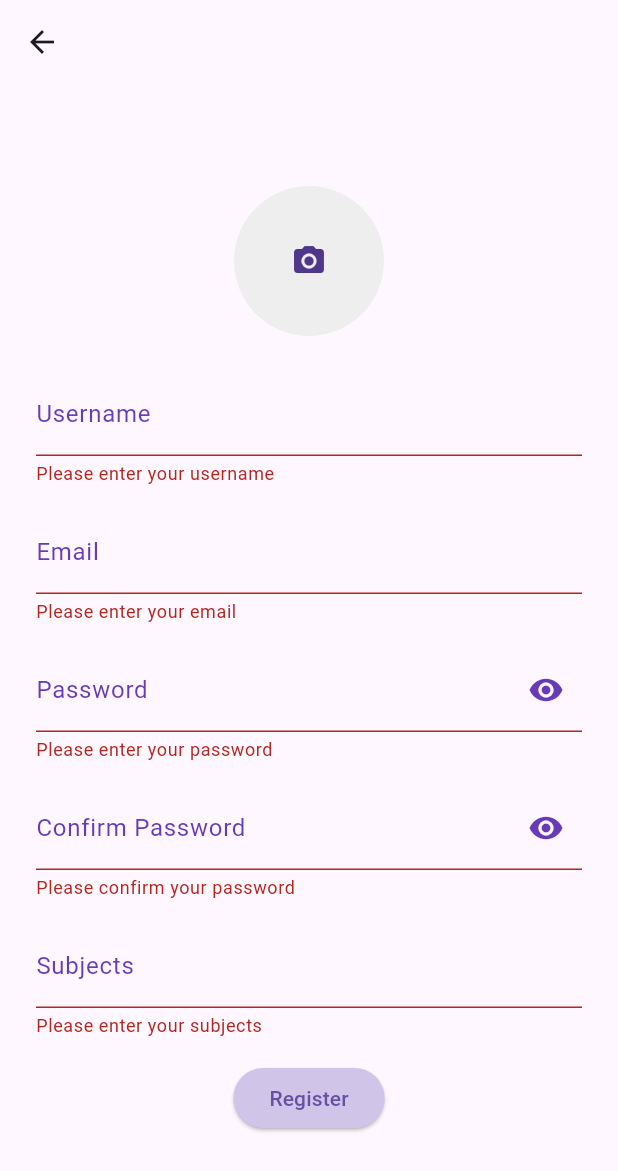
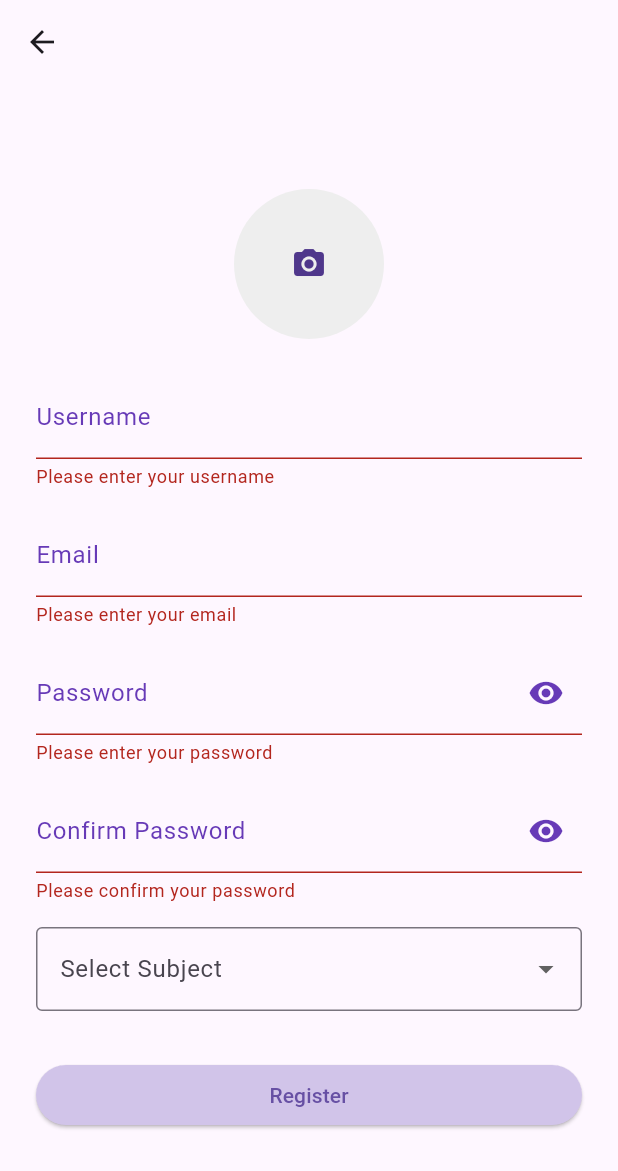
Before and after one commit to MYAT-THEINGI-MIN/Study-Partners, a Flutter app: the RegisterPg screen opened by its route, after a tap on "Register", on a phone screen of 412 x 824 dp. Shown: the top 1171 px of the screen. Run offline on Flutter 3.47's test engine with Material 3 defaults, Android fonts, the phone set to English and light mode, and no system bars; our stand-ins replace cloud_firestore, equatable, firebase_auth, firebase_core, firebase_storage, flutter_bloc and 5 more; accounts and stored records are empty; network calls fail; statements that could not run were skipped.

Commit message:
registerPg__update_June21

```diff
--- a/lib/screens/registerPg.dart
+++ b/lib/screens/registerPg.dart
@@ -21,10 +21,19 @@ class _RegisterPgState extends State<RegisterPg> {
   final TextEditingController _confirmPasswordController =
       TextEditingController();
   final TextEditingController _usernameController = TextEditingController();
-  final TextEditingController _subjectsController = TextEditingController();
   final GlobalKey<FormState> _formKey = GlobalKey<FormState>();
   bool _obscureText = true;
   File? _profileImage;
+
+  final List<String> _predefinedSubjects = [
+    'Math',
+    'Science',
+    'History',
+    'English',
+    'Art',
+  ];
+
+  List<String> _selectedSubjects = [];
 
   Future<void> _pickImage() async {
     final pickedFile =
@@ -34,6 +43,46 @@ class _RegisterPgState extends State<RegisterPg> {
         _profileImage = File(pickedFile.path);
       });
     }
+  }
+
+  void _addNewSubject(String subject) {
+    if (subject.isNotEmpty && !_selectedSubjects.contains(subject)) {
+      setState(() {
+        _selectedSubjects.add(subject);
+        _predefinedSubjects.add(subject);
+      });
+    }
+  }
+
+  void _showAddSubjectDialog(BuildContext context) {
+    final TextEditingController _newSubjectController = TextEditingController();
+    showDialog(
+      context: context,
+      builder: (BuildContext context) {
+        return AlertDialog(
+          title: Text('Add New Subject'),
+          content: TextField(
+            controller: _newSubjectController,
+            decoration: InputDecoration(hintText: "Enter subject name"),
+          ),
+          actions: <Widget>[
+            ElevatedButton(
+              child: Text('Cancel'),
+              onPressed: () {
+                Navigator.of(context).pop();
+              },
+            ),
+            ElevatedButton(
+              child: Text('Add'),
+              onPressed: () {
+                _addNewSubject(_newSubjectController.text);
+                Navigator.of(context).pop();
+              },
+            ),
+          ],
+        );
+      },
+    );
   }
 
   @override
@@ -151,26 +200,66 @@ class _RegisterPgState extends State<RegisterPg> {
                               },
                             ),
                             const SizedBox(height: 16.0),
-                            CustomTextField(
-                              controller: _subjectsController,
-                              labelText: 'Subjects',
-                              showSuffixIcon: false,
-                              validator: (value) {
-                                if (value == null || value.isEmpty) {
-                                  return 'Please enter your subjects';
+                            DropdownButtonFormField<String>(
+                              decoration: InputDecoration(
+                                labelText: 'Select Subject',
+                                border: OutlineInputBorder(),
+                              ),
+                              items: _predefinedSubjects.map((String value) {
+                                return DropdownMenuItem<String>(
+                                  value: value,
+                                  child: Text(value),
+                                );
+                              }).toList()
+                                ..add(
+                                  DropdownMenuItem<String>(
+                                    value: 'add_new',
+                                    child: Row(
+                                      children: [
+                                        Icon(Icons.add),
+                                        SizedBox(width: 8.0),
+                                        Text('Add New Subject'),
+                                      ],
+                                    ),
+                                  ),
+                                ),
+                              onChanged: (String? newValue) {
+                                if (newValue == 'add_new') {
+                                  _showAddSubjectDialog(context);
+                                } else if (newValue != null &&
+                                    !_selectedSubjects.contains(newValue)) {
+                                  setState(() {
+                                    _selectedSubjects.add(newValue);
+                                  });
                                 }
-                                return null;
                               },
-                              onSuffixIconPressed: () {},
                             ),
                             const SizedBox(height: 16.0),
-                            ElevatedButton(
+                            Wrap(
+                              spacing: 8.0,
+                              runSpacing: 4.0,
+                              children: _selectedSubjects.map((subject) {
+                                return Chip(
+                                  label: Text(subject),
+                                  onDeleted: () {
+                                    setState(() {
+                                      _selectedSubjects.remove(subject);
+                                    });
+                                  },
+                                );
+                              }).toList(),
+                            ),
+                            const SizedBox(height: 16.0),
+                            SizedBox(
+                              width: double.infinity,
+                              child: ElevatedButton(
                                 onPressed: () {
                                   if (_formKey.currentState!.validate()) {
                                     final email = _emailController.text;
                                     final password = _passwordController.text;
                                     final username = _usernameController.text;
-                                  final subjects = _subjectsController.text;
+                                    final subjects =
+                                        _selectedSubjects.join(', ');
                                     context.read<RegisterBloc>().add(
                                           RegisterButtonPressed(
                                             email: email,
@@ -187,6 +276,7 @@ class _RegisterPgState extends State<RegisterPg> {
                                 ),
                                 child: Text('Register'),
                               ),
+                            ),
                           ],
                         ),
                       );
--- a/lib/widgets/topSnackBar.dart
+++ b/lib/widgets/topSnackBar.dart
@@ -12,12 +12,12 @@ void showTopSnackBar(BuildContext context, String message) {
         child: Container(
           padding: EdgeInsets.all(10.0),
           decoration: BoxDecoration(
-            color: Color.fromARGB(221, 210, 210, 210),
+            color: Color.fromARGB(221, 43, 43, 43),
             borderRadius: BorderRadius.circular(10.0),
           ),
           child: Text(
             message,
-            style: TextStyle(color: Colors.white),
+            style: TextStyle(color: Colors.purple),
             textAlign: TextAlign.center,
           ),
         ),
```
Also changed, not shown: lib/main.dart (+31 -3 lines), lib/screens/Planner/plannerPg.dart (+8 -5 lines), lib/screens/loginPg.dart (+1 -31 lines), lib/screens/plannerPg.dart (deleted, +0 -435 lines). Lines whose indentation alone changed are shown as unchanged.
